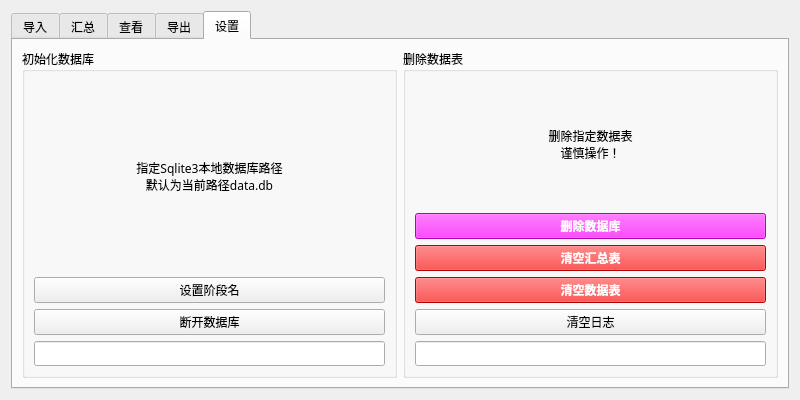
Qt form report2csv.ui (Hughicelus/Report2csv) before a commit.
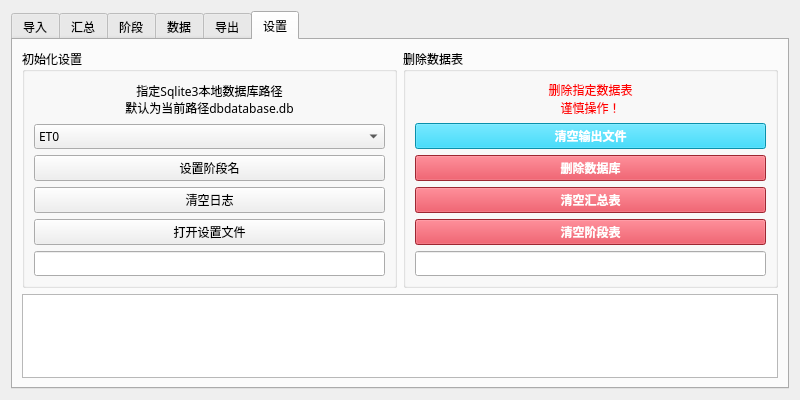
The same form after that commit. The open tabs and pages were chosen to show the change. Icons and pictures are not drawn.

Commit message: 第八次提交

Patch:
```diff
--- a/report2csv.ui
+++ b/report2csv.ui
@@ -29,7 +29,7 @@
     <normaloff>icon.ico</normaloff>icon.ico</iconset>
   </property>
   <layout class="QGridLayout" name="gridLayout">
-   <item row="0" column="0">
+   <item row="1" column="0">
     <widget class="QTabWidget" name="tabWidget">
      <property name="sizePolicy">
       <sizepolicy hsizetype="Expanding" vsizetype="Expanding">
@@ -61,90 +61,7 @@
          </property>
         </widget>
        </item>
-       <item row="0" column="4">
-        <widget class="QLineEdit" name="lineEdit">
-         <property name="readOnly">
-          <bool>true</bool>
-         </property>
-        </widget>
-       </item>
-       <item row="0" column="5">
-        <widget class="QPushButton" name="pushButton_2">
-         <property name="font">
-          <font>
-           <family>Microsoft YaHei</family>
-          </font>
-         </property>
-         <property name="styleSheet">
-          <string notr="true">background-color: rgb(0, 170, 0);
-color: rgb(255, 255, 255);</string>
-         </property>
-         <property name="text">
-          <string>开始</string>
-         </property>
-        </widget>
-       </item>
-       <item row="0" column="1">
-        <widget class="QComboBox" name="comboBox">
-         <item>
-          <property name="text">
-           <string>ET0</string>
-          </property>
-         </item>
-         <item>
-          <property name="text">
-           <string>ET1</string>
-          </property>
-         </item>
-         <item>
-          <property name="text">
-           <string>ET2</string>
-          </property>
-         </item>
-         <item>
-          <property name="text">
-           <string>ET3</string>
-          </property>
-         </item>
-         <item>
-          <property name="text">
-           <string>PT1</string>
-          </property>
-         </item>
-         <item>
-          <property name="text">
-           <string>PT2</string>
-          </property>
-         </item>
-         <item>
-          <property name="text">
-           <string>MDL</string>
-          </property>
-         </item>
-         <item>
-          <property name="text">
-           <string>SOP</string>
-          </property>
-         </item>
-        </widget>
-       </item>
-       <item row="0" column="2">
-        <widget class="QPushButton" name="pushButton">
-         <property name="font">
-          <font>
-           <family>Microsoft YaHei</family>
-          </font>
-         </property>
-         <property name="styleSheet">
-          <string notr="true">background-color: rgb(13, 110, 253);
-color: rgb(255, 255, 255);</string>
-         </property>
-         <property name="text">
-          <string>导入报告</string>
-         </property>
-        </widget>
-       </item>
-       <item row="4" column="0" colspan="6">
+       <item row="4" column="0" colspan="5">
         <widget class="QTableWidget" name="tableWidget">
          <property name="font">
           <font>
@@ -267,7 +184,7 @@
      </widget>
      <widget class="QWidget" name="tab_4">
       <attribute name="title">
-       <string>查看</string>
+       <string>阶段</string>
       </attribute>
       <layout class="QGridLayout" name="gridLayout_6">
        <item row="0" column="0">
@@ -291,6 +208,39 @@
        </item>
       </layout>
      </widget>
+     <widget class="QWidget" name="tab_6">
+      <attribute name="title">
+       <string>数据</string>
+      </attribute>
+      <layout class="QGridLayout" name="gridLayout_9">
+       <item row="0" column="0">
+        <widget class="QComboBox" name="comboBox_2">
+         <property name="styleSheet">
+          <string notr="true"/>
+         </property>
+        </widget>
+       </item>
+       <item row="0" column="1">
+        <widget class="QPushButton" name="pushButton_13">
+         <property name="font">
+          <font>
+           <family>Microsoft YaHei</family>
+          </font>
+         </property>
+         <property name="styleSheet">
+          <string notr="true">background-color: rgb(13, 110, 253);
+color: rgb(255, 255, 255);</string>
+         </property>
+         <property name="text">
+          <string>查看数据</string>
+         </property>
+        </widget>
+       </item>
+       <item row="1" column="0" colspan="2">
+        <widget class="QTableView" name="tableView_3"/>
+       </item>
+      </layout>
+     </widget>
      <widget class="QWidget" name="tab_2">
       <attribute name="title">
        <string>导出</string>
@@ -335,7 +285,7 @@
         <widget class="QTextEdit" name="textEdit"/>
        </item>
        <item row="1" column="0" colspan="3">
-        <widget class="QListWidget" name="listWidget"/>
+        <widget class="QTableView" name="tableView_4"/>
        </item>
       </layout>
      </widget>
@@ -343,38 +293,14 @@
       <attribute name="title">
        <string>设置</string>
       </attribute>
-      <layout class="QGridLayout" name="gridLayout_5">
+      <layout class="QGridLayout" name="gridLayout_7">
        <item row="0" column="0">
         <widget class="QGroupBox" name="groupBox_4">
          <property name="title">
-          <string>初始化数据库</string>
+          <string>初始化设置</string>
          </property>
-         <layout class="QGridLayout" name="gridLayout_7">
-          <item row="4" column="0">
-           <widget class="QLineEdit" name="lineEdit_5"/>
-          </item>
+         <layout class="QGridLayout" name="gridLayout_5">
           <item row="2" column="0">
-           <widget class="QPushButton" name="pushButton_8">
-            <property name="styleSheet">
-             <string notr="true"/>
-            </property>
-            <property name="text">
-             <string>断开数据库</string>
-            </property>
-           </widget>
-          </item>
-          <item row="0" column="0">
-           <widget class="QLabel" name="label">
-            <property name="text">
-             <string>指定Sqlite3本地数据库路径
-默认为当前路径data.db</string>
-            </property>
-            <property name="alignment">
-             <set>Qt::AlignmentFlag::AlignCenter</set>
-            </property>
-           </widget>
-          </item>
-          <item row="1" column="0">
            <widget class="QPushButton" name="pushButton_7">
             <property name="styleSheet">
              <string notr="true"/>
@@ -384,6 +310,84 @@
             </property>
            </widget>
           </item>
+          <item row="3" column="0">
+           <widget class="QPushButton" name="pushButton_6">
+            <property name="styleSheet">
+             <string notr="true"/>
+            </property>
+            <property name="text">
+             <string>清空日志</string>
+            </property>
+           </widget>
+          </item>
+          <item row="7" column="0">
+           <widget class="QLineEdit" name="lineEdit_4"/>
+          </item>
+          <item row="0" column="0">
+           <widget class="QLabel" name="label">
+            <property name="text">
+             <string>指定Sqlite3本地数据库路径
+默认为当前路径dbdatabase.db</string>
+            </property>
+            <property name="alignment">
+             <set>Qt::AlignmentFlag::AlignCenter</set>
+            </property>
+           </widget>
+          </item>
+          <item row="4" column="0">
+           <widget class="QPushButton" name="pushButton_8">
+            <property name="styleSheet">
+             <string notr="true"/>
+            </property>
+            <property name="text">
+             <string>打开设置文件</string>
+            </property>
+           </widget>
+          </item>
+          <item row="1" column="0">
+           <widget class="QComboBox" name="comboBox">
+            <item>
+             <property name="text">
+              <string>ET0</string>
+             </property>
+            </item>
+            <item>
+             <property name="text">
+              <string>ET1</string>
+             </property>
+            </item>
+            <item>
+             <property name="text">
+              <string>ET2</string>
+             </property>
+            </item>
+            <item>
+             <property name="text">
+              <string>ET3</string>
+             </property>
+            </item>
+            <item>
+             <property name="text">
+              <string>PT1</string>
+             </property>
+            </item>
+            <item>
+             <property name="text">
+              <string>PT2</string>
+             </property>
+            </item>
+            <item>
+             <property name="text">
+              <string>MDL</string>
+             </property>
+            </item>
+            <item>
+             <property name="text">
+              <string>SOP</string>
+             </property>
+            </item>
+           </widget>
+          </item>
          </layout>
         </widget>
        </item>
@@ -393,28 +397,66 @@
           <string>删除数据表</string>
          </property>
          <layout class="QGridLayout" name="gridLayout_4">
-          <item row="1" column="0">
-           <widget class="QPushButton" name="pushButton_10">
-            <property name="font">
-             <font>
-              <family>Microsoft YaHei</family>
-              <bold>true</bold>
-             </font>
-            </property>
-            <property name="styleSheet">
-             <string notr="true">background-color: rgb(255, 0, 255);
-color: rgb(255, 255, 255);</string>
-            </property>
-            <property name="text">
-             <string>删除数据库</string>
-            </property>
-           </widget>
-          </item>
           <item row="5" column="0">
            <widget class="QLineEdit" name="lineEdit_3"/>
           </item>
+          <item row="3" column="0">
+           <widget class="QPushButton" name="pushButton_11">
+            <property name="font">
+             <font>
+              <family>Microsoft YaHei</family>
+              <bold>true</bold>
+             </font>
+            </property>
+            <property name="styleSheet">
+             <string notr="true">background-color: rgb(220, 53, 69);
+color: rgb(255, 255, 255);</string>
+            </property>
+            <property name="text">
+             <string>清空汇总表</string>
+            </property>
+           </widget>
+          </item>
+          <item row="4" column="0">
+           <widget class="QPushButton" name="pushButton_5">
+            <property name="font">
+             <font>
+              <family>Microsoft YaHei</family>
+              <bold>true</bold>
+             </font>
+            </property>
+            <property name="styleSheet">
+             <string notr="true">background-color: rgb(220, 53, 69);
+color: rgb(255, 255, 255);</string>
+            </property>
+            <property name="text">
+             <string>清空阶段表</string>
+            </property>
+           </widget>
+          </item>
+          <item row="2" column="0">
+           <widget class="QPushButton" name="pushButton_10">
+            <property name="font">
+             <font>
+              <family>Microsoft YaHei</family>
+              <bold>true</bold>
+             </font>
+            </property>
+            <property name="styleSheet">
+             <string notr="true">background-color: rgb(220, 53, 69);
+color: rgb(255, 255, 255);</string>
+            </property>
+            <property name="text">
+             <string>删除数据库</string>
+            </property>
+           </widget>
+          </item>
           <item row="0" column="0">
            <widget class="QLabel" name="label_2">
+            <property name="styleSheet">
+             <string notr="true">font: 9pt &quot;Microsoft YaHei&quot;;
+color: rgb(255, 0, 0);</string>
+            </property>
             <property name="text">
              <string>删除指定数据表
 谨慎操作！</string>
@@ -424,8 +466,8 @@
             </property>
            </widget>
           </item>
-          <item row="3" column="0">
-           <widget class="QPushButton" name="pushButton_5">
+          <item row="1" column="0">
+           <widget class="QPushButton" name="pushButton_14">
             <property name="font">
              <font>
               <family>Microsoft YaHei</family>
@@ -433,44 +475,20 @@
              </font>
             </property>
             <property name="styleSheet">
-             <string notr="true">background-color: rgb(255, 0, 0);
+             <string notr="true">background-color: rgb(13, 202, 240);
 color: rgb(255, 255, 255);</string>
             </property>
             <property name="text">
-             <string>清空数据表</string>
-            </property>
-           </widget>
-          </item>
-          <item row="4" column="0">
-           <widget class="QPushButton" name="pushButton_6">
-            <property name="styleSheet">
-             <string notr="true"/>
-            </property>
-            <property name="text">
-             <string>清空日志</string>
-            </property>
-           </widget>
-          </item>
-          <item row="2" column="0">
-           <widget class="QPushButton" name="pushButton_11">
-            <property name="font">
-             <font>
-              <family>Microsoft YaHei</family>
-              <bold>true</bold>
-             </font>
-            </property>
-            <property name="styleSheet">
-             <string notr="true">background-color: rgb(255, 0, 0);
-color: rgb(255, 255, 255);</string>
-            </property>
-            <property name="text">
-             <string>清空汇总表</string>
+             <string>清空输出文件</string>
             </property>
            </widget>
           </item>
          </layout>
         </widget>
        </item>
+       <item row="1" column="0" colspan="2">
+        <widget class="QListWidget" name="listWidget"/>
+       </item>
       </layout>
      </widget>
     </widget>
```
Left out of the diff: 104 changed lines with no effect on the pictures. The commit also changes 2 other files.
